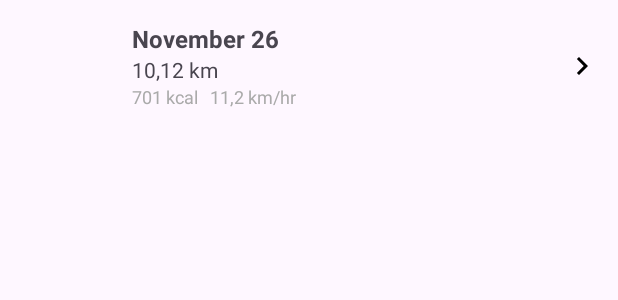
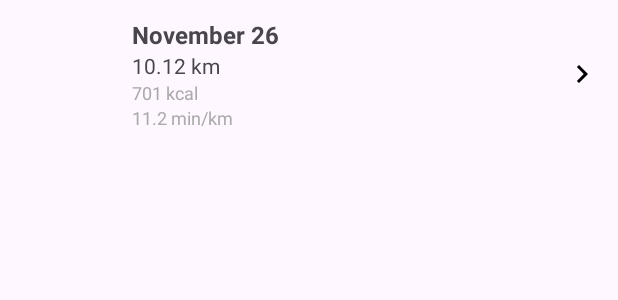
Before and after one commit to EdwinLolo/RunningAPP_MAP, an Android app: the layout history_item.xml on its own in the app's theme, with its tools: preview values and no code run, on a phone screen of 412 x 824 dp. Shown: the top 300 px of the screen. Run offline under Robolectric (Android 15) with nearby library versions, the phone set to English and light mode, and no system bars.

Commit message:
history sudah bisa menampilkan data

```diff
--- a/app/src/main/java/com/example/runningproject/HistoryItem.kt
+++ b/app/src/main/java/com/example/runningproject/HistoryItem.kt
@@ -3,5 +3,6 @@ package com.example.runningproject
 data class HistoryItem(
     val date: String,
     val distance: String,
-    val stats: String
+    val calories: String,
+    val pace: String
 )
--- a/app/src/main/res/layout/history_item.xml
+++ b/app/src/main/res/layout/history_item.xml
@@ -1,4 +1,3 @@
-<?xml version="1.0" encoding="utf-8"?>
 <LinearLayout xmlns:android="http://schemas.android.com/apk/res/android"
     android:layout_width="match_parent"
     android:layout_height="wrap_content"
@@ -34,14 +33,22 @@
             android:id="@+id/historyDistance"
             android:layout_width="wrap_content"
             android:layout_height="wrap_content"
-            android:text="10,12 km"
+            android:text="10.12 km"
             android:textSize="14sp" />
 
         <TextView
-            android:id="@+id/historyStats"
+            android:id="@+id/historyCalories"
             android:layout_width="wrap_content"
             android:layout_height="wrap_content"
-            android:text="701 kcal   11,2 km/hr"
+            android:text="701 kcal"
+            android:textSize="12sp"
+            android:textColor="@android:color/darker_gray" />
+
+        <TextView
+            android:id="@+id/historyPace"
+            android:layout_width="wrap_content"
+            android:layout_height="wrap_content"
+            android:text="11.2 min/km"
             android:textSize="12sp"
             android:textColor="@android:color/darker_gray" />
     </LinearLayout>
```
Also changed, not shown: app/src/main/java/com/example/runningproject/HistoryAdapter.kt (+17 -15 lines), app/src/main/java/com/example/runningproject/HistoryFragment.kt (+29 -11 lines).
